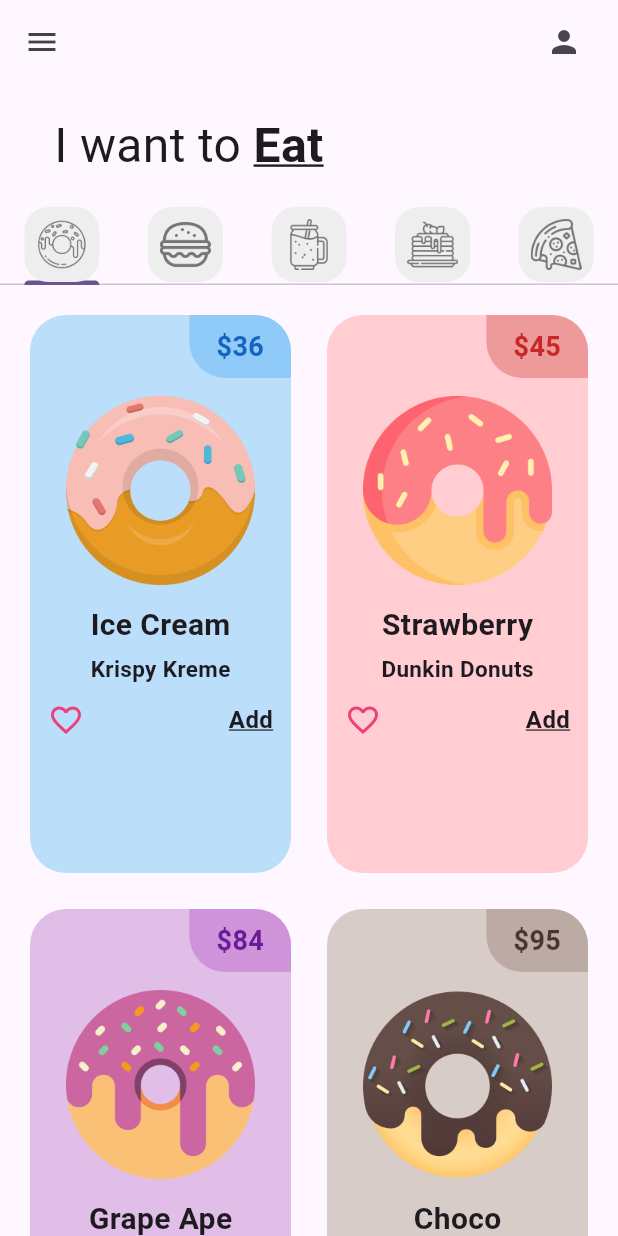
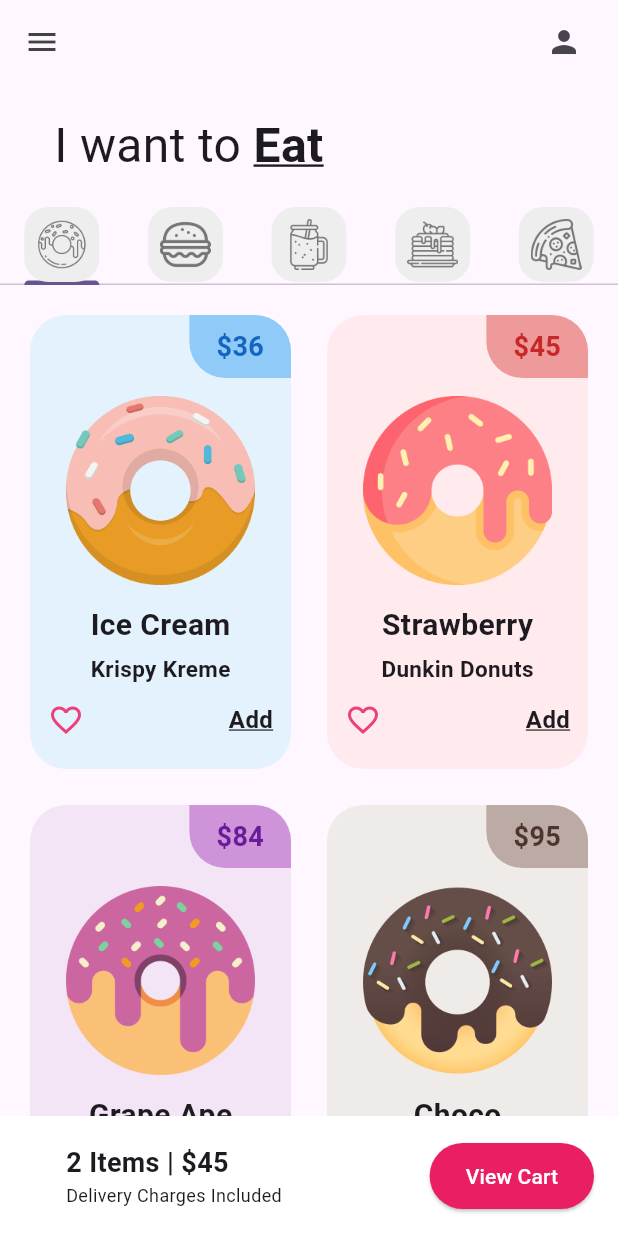
Before and after one commit to Jhonatan-Keb/donut_app_2b_keb, a Flutter app: the screen it shows after launch, on a phone screen of 412 x 824 dp. Run offline on Flutter 3.47's test engine with Material 3 defaults, Android fonts, the phone set to English and light mode, and no system bars.

Commit message:
UI finished

```diff
--- a/lib/pages/home_page.dart
+++ b/lib/pages/home_page.dart
@@ -83,6 +83,44 @@
               ),
 
               //Carrito
+              Container(
+                color: Colors.white,
+                padding: const EdgeInsets.all(16),
+                child: Row(
+                  // Poner los elementos en los extremos de la fila
+                  mainAxisAlignment: MainAxisAlignment.spaceBetween,
+                  children: [
+                    const Padding(
+                        padding: EdgeInsets.only(left: 28),
+                        child: Column(
+                          // Alinearlo a la izquierda
+                          crossAxisAlignment: CrossAxisAlignment.start,
+                          children: [
+                            Text(
+                              '2 Items | \$45',
+                              style: TextStyle(
+                                  fontSize: 18, fontWeight: FontWeight.bold),
+                            ),
+                            Text(
+                              "Delivery Charges Included",
+                              style: TextStyle(fontSize: 12),
+                            ),
+                          ],
+                        )),
+                    ElevatedButton(
+                      onPressed: () {},
+                      style: ElevatedButton.styleFrom(
+                          backgroundColor: Colors.pink,
+                          padding: EdgeInsets.symmetric(
+                              horizontal: 24, vertical: 12)),
+                      child: const Text(
+                        'View Cart',
+                        style: TextStyle(color: Colors.white),
+                      ),
+                    )
+                  ],
+                ),
+              ),
             ],
           )),
     );
--- a/lib/tabs/donut_tab.dart
+++ b/lib/tabs/donut_tab.dart
@@ -37,7 +37,7 @@
             //Numero de colummnas
             crossAxisCount: 2,
             //Relación de aspecto (Proporción)
-            childAspectRatio: 1 / 2),
+            childAspectRatio: 1 / 1.65),
         itemBuilder: (context, index) {
           return DonutTile(
             donutFLavor: donutsOnSale[index][0],
--- a/lib/utils/donut_tile.dart
+++ b/lib/utils/donut_tile.dart
@@ -22,7 +22,7 @@
       padding: const EdgeInsets.all(12.0),
       child: Container(
         decoration: BoxDecoration(
-            color: donutColor[100], borderRadius: BorderRadius.circular(24)),
+            color: donutColor[50], borderRadius: BorderRadius.circular(24)),
         child: Column(children: [
           //PriceTag
           Row(
@@ -75,13 +75,21 @@
             child: Row(
               mainAxisAlignment: MainAxisAlignment.spaceBetween,
               children: [
-                Icon(Icons.favorite_border, color: Colors.pink[400],),
-                Text("Add", style: TextStyle(fontSize: 16, fontWeight: FontWeight.bold, decoration: TextDecoration.underline, ),)
+                Icon(
+                  Icons.favorite_border,
+                  color: Colors.pink[400],
+                ),
+                Text(
+                  "Add",
+                  style: TextStyle(
+                    fontSize: 16,
+                    fontWeight: FontWeight.bold,
+                    decoration: TextDecoration.underline,
+                  ),
+                )
               ],
             ),
           ),
-
-
         ]),
       ),
     );
```
